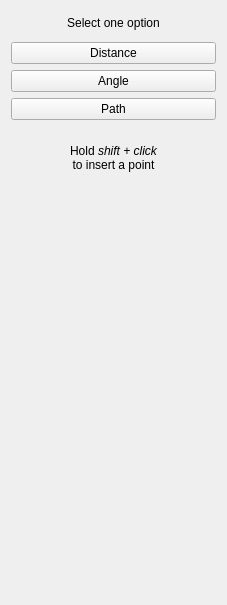
Above: Modules/Bundles/org.mitk.gui.qt.simplemeasurement/src/internal/QmitkSimpleMeasurementControls.ui from MITK/MITK before the change. Below: the same form after it.
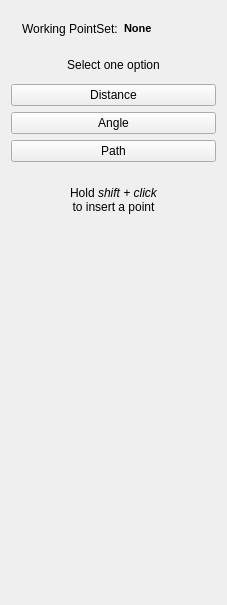
That is the form after the change.

Commit message: FIX (#3538): SimpleMeasurement (and PointSetInteraction) now clearly shows which pointset is currently edited. Interactors are set appropriately

Diff of the .ui file:
```diff
--- a/Modules/Bundles/org.mitk.gui.qt.simplemeasurement/src/internal/QmitkSimpleMeasurementControls.ui
+++ b/Modules/Bundles/org.mitk.gui.qt.simplemeasurement/src/internal/QmitkSimpleMeasurementControls.ui
@@ -20,9 +20,33 @@
   </property>
   <layout class="QVBoxLayout" >
    <item>
-    <widget class="QLabel" name="textLabel1_3_2" >
-     <property name="sizePolicy" >
-      <sizepolicy vsizetype="Minimum" hsizetype="Minimum" >
+    <widget class="QWidget" name="widget" native="true">
+     <layout class="QHBoxLayout" name="horizontalLayout">
+      <item>
+       <widget class="QLabel" name="label">
+        <property name="text">
+         <string>Working PointSet:</string>
+        </property>
+       </widget>
+      </item>
+      <item>
+       <widget class="QLabel" name="selectedPointSet">
+        <property name="text">
+         <string>&lt;!DOCTYPE HTML PUBLIC &quot;-//W3C//DTD HTML 4.0//EN&quot; &quot;http://www.w3.org/TR/REC-html40/strict.dtd&quot;&gt;
+&lt;html&gt;&lt;head&gt;&lt;meta name=&quot;qrichtext&quot; content=&quot;1&quot; /&gt;&lt;style type=&quot;text/css&quot;&gt;
+p, li { white-space: pre-wrap; }
+&lt;/style&gt;&lt;/head&gt;&lt;body style=&quot; font-family:'MS Shell Dlg 2'; font-size:8.25pt; font-weight:400; font-style:normal;&quot;&gt;
+&lt;p style=&quot; margin-top:0px; margin-bottom:0px; margin-left:0px; margin-right:0px; -qt-block-indent:0; text-indent:0px;&quot;&gt;&lt;span style=&quot; font-size:8pt; font-weight:600;&quot;&gt;None&lt;/span&gt;&lt;/p&gt;&lt;/body&gt;&lt;/html&gt;</string>
+        </property>
+       </widget>
+      </item>
+     </layout>
+    </widget>
+   </item>
+   <item>
+    <widget class="QLabel" name="textLabel1_3_2">
+     <property name="sizePolicy">
+      <sizepolicy hsizetype="Minimum" vsizetype="Minimum">
        <horstretch>0</horstretch>
        <verstretch>0</verstretch>
       </sizepolicy>
@@ -168,7 +192,7 @@
    </item>
   </layout>
  </widget>
- <layoutdefault spacing="6" margin="11" />
+ <layoutdefault spacing="6" margin="11"/>
  <pixmapfunction>qPixmapFromMimeSource</pixmapfunction>
  <resources/>
  <connections/>
```
Left out of the diff: 99 changed lines with no effect on the pictures. The commit also changes 5 other files.
